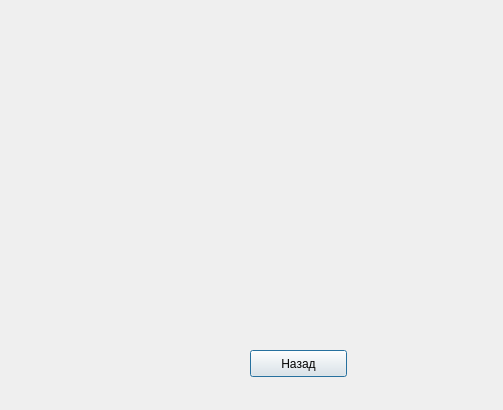
Qt form functionhelp.ui (spellanser/graphx) before a commit.
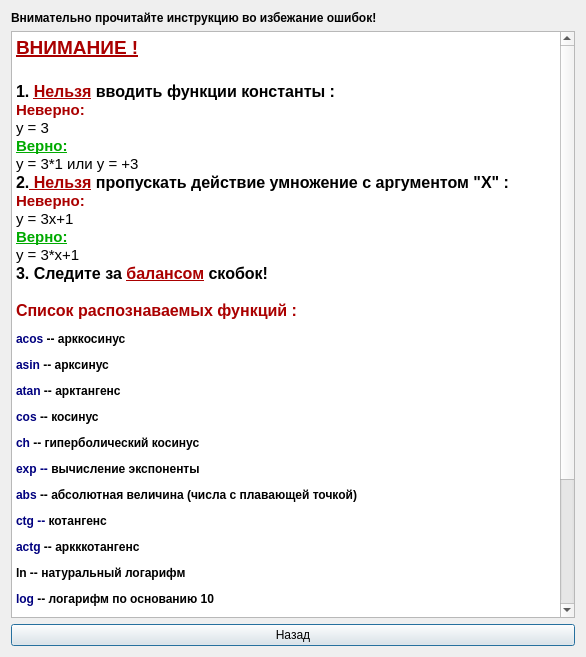
The same form after that commit. Icons and pictures are not drawn.

Diff of the .ui file:
```diff
--- a/functionhelp.ui
+++ b/functionhelp.ui
@@ -6,8 +6,8 @@
    <rect>
     <x>0</x>
     <y>0</y>
-    <width>503</width>
-    <height>410</height>
+    <width>586</width>
+    <height>657</height>
    </rect>
   </property>
   <property name="windowTitle">
@@ -17,19 +17,77 @@
    <iconset resource="res.qrc">
     <normaloff>:/Res/res/logo-steam.jpg</normaloff>:/Res/res/logo-steam.jpg</iconset>
   </property>
-  <widget class="QPushButton" name="pushButton">
-   <property name="geometry">
-    <rect>
-     <x>250</x>
-     <y>350</y>
-     <width>97</width>
-     <height>27</height>
-    </rect>
-   </property>
-   <property name="text">
-    <string>Назад</string>
-   </property>
-  </widget>
+  <layout class="QGridLayout" name="gridLayout">
+   <item row="0" column="0">
+    <widget class="QLabel" name="label">
+     <property name="font">
+      <font>
+       <weight>75</weight>
+       <bold>true</bold>
+      </font>
+     </property>
+     <property name="text">
+      <string>Внимательно прочитайте инструкцию во избежание ошибок!</string>
+     </property>
+    </widget>
+   </item>
+   <item row="1" column="0">
+    <widget class="QTextEdit" name="textEdit">
+     <property name="mouseTracking">
+      <bool>false</bool>
+     </property>
+     <property name="readOnly">
+      <bool>true</bool>
+     </property>
+     <property name="html">
+      <string>&lt;!DOCTYPE HTML PUBLIC &quot;-//W3C//DTD HTML 4.0//EN&quot; &quot;http://www.w3.org/TR/REC-html40/strict.dtd&quot;&gt;
+&lt;html&gt;&lt;head&gt;&lt;meta name=&quot;qrichtext&quot; content=&quot;1&quot; /&gt;&lt;style type=&quot;text/css&quot;&gt;
+p, li { white-space: pre-wrap; }
+&lt;/style&gt;&lt;/head&gt;&lt;body style=&quot; font-family:'Ubuntu'; font-size:11pt; font-weight:400; font-style:normal;&quot;&gt;
+&lt;p style=&quot; margin-top:0px; margin-bottom:0px; margin-left:0px; margin-right:0px; -qt-block-indent:0; text-indent:0px;&quot;&gt;&lt;span style=&quot; font-size:14pt; font-weight:600; text-decoration: underline; color:#aa0000;&quot;&gt;ВНИМАНИЕ !&lt;/span&gt;&lt;/p&gt;
+&lt;p style=&quot;-qt-paragraph-type:empty; margin-top:0px; margin-bottom:0px; margin-left:0px; margin-right:0px; -qt-block-indent:0; text-indent:0px; font-size:14pt; text-decoration: underline;&quot;&gt;&lt;/p&gt;
+&lt;p style=&quot; margin-top:0px; margin-bottom:0px; margin-left:0px; margin-right:0px; -qt-block-indent:0; text-indent:0px;&quot;&gt;&lt;span style=&quot; font-size:12pt; font-weight:600; color:#000000;&quot;&gt;1.&lt;/span&gt;&lt;span style=&quot; font-size:12pt; font-weight:600; color:#aa0000;&quot;&gt; &lt;/span&gt;&lt;span style=&quot; font-size:12pt; font-weight:600; text-decoration: underline; color:#aa0000;&quot;&gt;Нельзя&lt;/span&gt;&lt;span style=&quot; font-size:12pt; font-weight:600; color:#aa0000;&quot;&gt; &lt;/span&gt;&lt;span style=&quot; font-size:12pt; font-weight:600; color:#000000;&quot;&gt;вводить функции константы :&lt;/span&gt;&lt;/p&gt;
+&lt;p style=&quot; margin-top:0px; margin-bottom:0px; margin-left:0px; margin-right:0px; -qt-block-indent:0; text-indent:0px;&quot;&gt;&lt;span style=&quot; font-weight:600; color:#aa0000;&quot;&gt;Неверно:&lt;/span&gt;&lt;/p&gt;
+&lt;p style=&quot; margin-top:0px; margin-bottom:0px; margin-left:0px; margin-right:0px; -qt-block-indent:0; text-indent:0px;&quot;&gt;&lt;span style=&quot; color:#000000;&quot;&gt;y = 3 &lt;/span&gt;&lt;/p&gt;
+&lt;p style=&quot; margin-top:0px; margin-bottom:0px; margin-left:0px; margin-right:0px; -qt-block-indent:0; text-indent:0px;&quot;&gt;&lt;span style=&quot; font-weight:600; text-decoration: underline; color:#00aa00;&quot;&gt;Верно:&lt;/span&gt;&lt;/p&gt;
+&lt;p style=&quot; margin-top:0px; margin-bottom:0px; margin-left:0px; margin-right:0px; -qt-block-indent:0; text-indent:0px;&quot;&gt;&lt;span style=&quot; color:#000000;&quot;&gt;y = 3*1 или y = +3&lt;/span&gt;&lt;/p&gt;
+&lt;p style=&quot; margin-top:0px; margin-bottom:0px; margin-left:0px; margin-right:0px; -qt-block-indent:0; text-indent:0px;&quot;&gt;&lt;span style=&quot; font-size:12pt; font-weight:600; color:#000000;&quot;&gt;2.&lt;/span&gt;&lt;span style=&quot; font-size:12pt; font-weight:600; text-decoration: underline; color:#aa0000;&quot;&gt; Нельзя&lt;/span&gt;&lt;span style=&quot; font-size:12pt; font-weight:600; color:#aa0000;&quot;&gt; &lt;/span&gt;&lt;span style=&quot; font-size:12pt; font-weight:600; color:#000000;&quot;&gt;пропускать действие умножение с аргументом &amp;quot;X&amp;quot; :&lt;/span&gt;&lt;/p&gt;
+&lt;p style=&quot; margin-top:0px; margin-bottom:0px; margin-left:0px; margin-right:0px; -qt-block-indent:0; text-indent:0px;&quot;&gt;&lt;span style=&quot; font-weight:600; color:#aa0000;&quot;&gt;Неверно:&lt;/span&gt;&lt;/p&gt;
+&lt;p style=&quot; margin-top:0px; margin-bottom:0px; margin-left:0px; margin-right:0px; -qt-block-indent:0; text-indent:0px;&quot;&gt;&lt;span style=&quot; color:#000000;&quot;&gt;y = 3x+1&lt;/span&gt;&lt;/p&gt;
+&lt;p style=&quot; margin-top:0px; margin-bottom:0px; margin-left:0px; margin-right:0px; -qt-block-indent:0; text-indent:0px;&quot;&gt;&lt;span style=&quot; font-weight:600; text-decoration: underline; color:#00aa00;&quot;&gt;Верно:&lt;/span&gt;&lt;/p&gt;
+&lt;p style=&quot; margin-top:0px; margin-bottom:0px; margin-left:0px; margin-right:0px; -qt-block-indent:0; text-indent:0px;&quot;&gt;&lt;span style=&quot; color:#000000;&quot;&gt;y = 3*x+1&lt;/span&gt;&lt;/p&gt;
+&lt;p style=&quot; margin-top:0px; margin-bottom:0px; margin-left:0px; margin-right:0px; -qt-block-indent:0; text-indent:0px;&quot;&gt;&lt;span style=&quot; font-size:12pt; font-weight:600; color:#000000;&quot;&gt;3. Следите за &lt;/span&gt;&lt;span style=&quot; font-size:12pt; font-weight:600; text-decoration: underline; color:#aa0000;&quot;&gt;балансом&lt;/span&gt;&lt;span style=&quot; font-size:12pt; font-weight:600; color:#000000;&quot;&gt; скобок!&lt;/span&gt;&lt;/p&gt;
+&lt;p style=&quot;-qt-paragraph-type:empty; margin-top:0px; margin-bottom:0px; margin-left:0px; margin-right:0px; -qt-block-indent:0; text-indent:0px; color:#000000;&quot;&gt;&lt;/p&gt;
+&lt;p style=&quot; margin-top:0px; margin-bottom:0px; margin-left:0px; margin-right:0px; -qt-block-indent:0; text-indent:0px;&quot;&gt;&lt;span style=&quot; font-size:12pt; font-weight:600; color:#aa0000;&quot;&gt;Список распознаваемых функций :&lt;/span&gt;&lt;/p&gt;
+&lt;p style=&quot; margin-top:12px; margin-bottom:0px; margin-left:0px; margin-right:0px; -qt-block-indent:0; text-indent:0px;&quot;&gt;&lt;span style=&quot; font-family:'Courier New, monospace'; font-size:medium; font-weight:600; color:#00007f;&quot;&gt;acos&lt;/span&gt;&lt;span style=&quot; font-family:'Courier New, monospace'; font-size:medium; font-weight:600; color:#000000;&quot;&gt; -- арккосинус &lt;/span&gt;&lt;/p&gt;
+&lt;p style=&quot; margin-top:12px; margin-bottom:0px; margin-left:0px; margin-right:0px; -qt-block-indent:0; text-indent:0px;&quot;&gt;&lt;span style=&quot; font-family:'Courier New, monospace'; font-size:medium; font-weight:600; color:#00007f;&quot;&gt;asin&lt;/span&gt;&lt;span style=&quot; font-family:'Courier New, monospace'; font-size:medium; font-weight:600; color:#000000;&quot;&gt; -- арксинус &lt;/span&gt;&lt;/p&gt;
+&lt;p style=&quot; margin-top:12px; margin-bottom:0px; margin-left:0px; margin-right:0px; -qt-block-indent:0; text-indent:0px;&quot;&gt;&lt;span style=&quot; font-family:'Courier New, monospace'; font-size:medium; font-weight:600; color:#00007f;&quot;&gt;atan&lt;/span&gt;&lt;span style=&quot; font-family:'Courier New, monospace'; font-size:medium; font-weight:600; color:#000000;&quot;&gt; -- арктангенс&lt;/span&gt;&lt;/p&gt;
+&lt;p style=&quot; margin-top:12px; margin-bottom:0px; margin-left:0px; margin-right:0px; -qt-block-indent:0; text-indent:0px;&quot;&gt;&lt;span style=&quot; font-family:'Courier New, monospace'; font-size:medium; font-weight:600; color:#00007f;&quot;&gt;cos&lt;/span&gt;&lt;span style=&quot; font-family:'Courier New, monospace'; font-size:medium; font-weight:600; color:#000000;&quot;&gt; -- косинус&lt;/span&gt;&lt;/p&gt;
+&lt;p style=&quot; margin-top:12px; margin-bottom:0px; margin-left:0px; margin-right:0px; -qt-block-indent:0; text-indent:0px;&quot;&gt;&lt;span style=&quot; font-family:'Courier New, monospace'; font-size:medium; font-weight:600; color:#00007f;&quot;&gt;ch&lt;/span&gt;&lt;span style=&quot; font-family:'Courier New, monospace'; font-size:medium; font-weight:600; color:#000000;&quot;&gt; -- гиперболический косинус&lt;/span&gt;&lt;/p&gt;
+&lt;p style=&quot; margin-top:12px; margin-bottom:0px; margin-left:0px; margin-right:0px; -qt-block-indent:0; text-indent:0px;&quot;&gt;&lt;span style=&quot; font-family:'Courier New, monospace'; font-size:medium; font-weight:600; color:#00007f;&quot;&gt;exp --&lt;/span&gt;&lt;span style=&quot; font-family:'Courier New, monospace'; font-size:medium; font-weight:600; color:#000000;&quot;&gt; вычисление экспоненты&lt;/span&gt;&lt;/p&gt;
+&lt;p style=&quot; margin-top:12px; margin-bottom:0px; margin-left:0px; margin-right:0px; -qt-block-indent:0; text-indent:0px;&quot;&gt;&lt;span style=&quot; font-family:'Courier New, monospace'; font-size:medium; font-weight:600; color:#00007f;&quot;&gt;abs&lt;/span&gt;&lt;span style=&quot; font-family:'Courier New, monospace'; font-size:medium; font-weight:600; color:#000000;&quot;&gt; -- абсолютная величина (числа с плавающей точкой) &lt;/span&gt;&lt;/p&gt;
+&lt;p style=&quot; margin-top:12px; margin-bottom:0px; margin-left:0px; margin-right:0px; -qt-block-indent:0; text-indent:0px;&quot;&gt;&lt;span style=&quot; font-family:'Courier New, monospace'; font-size:medium; font-weight:600; color:#00007f;&quot;&gt;ctg -- &lt;/span&gt;&lt;span style=&quot; font-family:'Courier New, monospace'; font-size:medium; font-weight:600; color:#000000;&quot;&gt;котангенс&lt;/span&gt;&lt;/p&gt;
+&lt;p style=&quot; margin-top:12px; margin-bottom:0px; margin-left:0px; margin-right:0px; -qt-block-indent:0; text-indent:0px;&quot;&gt;&lt;span style=&quot; font-family:'Courier New, monospace'; font-size:medium; font-weight:600; color:#00007f;&quot;&gt;actg&lt;/span&gt;&lt;span style=&quot; font-family:'Courier New, monospace'; font-size:medium; font-weight:600; color:#000000;&quot;&gt; -- аркккотангенс&lt;/span&gt;&lt;/p&gt;
+&lt;p style=&quot; margin-top:12px; margin-bottom:0px; margin-left:0px; margin-right:0px; -qt-block-indent:0; text-indent:0px;&quot;&gt;&lt;span style=&quot; font-family:'Courier New, monospace'; font-size:medium; font-weight:600; color:#000000;&quot;&gt;ln -- натуральный логарифм&lt;/span&gt;&lt;/p&gt;
+&lt;p style=&quot; margin-top:12px; margin-bottom:0px; margin-left:0px; margin-right:0px; -qt-block-indent:0; text-indent:0px;&quot;&gt;&lt;span style=&quot; font-family:'Courier New, monospace'; font-size:medium; font-weight:600; color:#00007f;&quot;&gt;log&lt;/span&gt;&lt;span style=&quot; font-family:'Courier New, monospace'; font-size:medium; font-weight:600; color:#000000;&quot;&gt; -- логарифм по основанию 10 &lt;/span&gt;&lt;/p&gt;
+&lt;p style=&quot; margin-top:12px; margin-bottom:0px; margin-left:0px; margin-right:0px; -qt-block-indent:0; text-indent:0px;&quot;&gt;&lt;span style=&quot; font-family:'Courier New, monospace'; font-size:medium; font-weight:600; color:#00007f;&quot;&gt;cth&lt;/span&gt;&lt;span style=&quot; font-family:'Courier New, monospace'; font-size:medium; font-weight:600; color:#000000;&quot;&gt; -- гиперболический котангенс &lt;/span&gt;&lt;/p&gt;
+&lt;p style=&quot; margin-top:12px; margin-bottom:0px; margin-left:0px; margin-right:0px; -qt-block-indent:0; text-indent:0px;&quot;&gt;&lt;span style=&quot; font-family:'Courier New, monospace'; font-size:medium; font-weight:600; color:#00007f;&quot;&gt;sin&lt;/span&gt;&lt;span style=&quot; font-family:'Courier New, monospace'; font-size:medium; font-weight:600; color:#000000;&quot;&gt; -- синус&lt;/span&gt;&lt;/p&gt;
+&lt;p style=&quot; margin-top:12px; margin-bottom:0px; margin-left:0px; margin-right:0px; -qt-block-indent:0; text-indent:0px;&quot;&gt;&lt;span style=&quot; font-family:'Courier New, monospace'; font-size:medium; font-weight:600; color:#00007f;&quot;&gt;sh&lt;/span&gt;&lt;span style=&quot; font-family:'Courier New, monospace'; font-size:medium; font-weight:600; color:#000000;&quot;&gt; -- гиперболический синус&lt;/span&gt;&lt;/p&gt;
+&lt;p style=&quot; margin-top:12px; margin-bottom:0px; margin-left:0px; margin-right:0px; -qt-block-indent:0; text-indent:0px;&quot;&gt;&lt;span style=&quot; font-family:'Courier New, monospace'; font-size:medium; font-weight:600; color:#00007f;&quot;&gt;sqrt&lt;/span&gt;&lt;span style=&quot; font-family:'Courier New, monospace'; font-size:medium; font-weight:600; color:#000000;&quot;&gt; -- квадратный корень&lt;/span&gt;&lt;/p&gt;
+&lt;p style=&quot; margin-top:12px; margin-bottom:0px; margin-left:0px; margin-right:0px; -qt-block-indent:0; text-indent:0px;&quot;&gt;&lt;span style=&quot; font-family:'Courier New, monospace'; font-size:medium; font-weight:600; color:#00007f;&quot;&gt;tan&lt;/span&gt;&lt;span style=&quot; font-family:'Courier New, monospace'; font-size:medium; font-weight:600; color:#000000;&quot;&gt; -- тангенс&lt;/span&gt;&lt;/p&gt;
+&lt;p style=&quot; margin-top:12px; margin-bottom:0px; margin-left:0px; margin-right:0px; -qt-block-indent:0; text-indent:0px;&quot;&gt;&lt;span style=&quot; font-family:'Courier New, monospace'; font-size:medium; font-weight:600; color:#00007f;&quot;&gt;th&lt;/span&gt;&lt;span style=&quot; font-family:'Courier New, monospace'; font-size:medium; font-weight:600; color:#000000;&quot;&gt; -- гиперболический тангенс &lt;/span&gt;&lt;/p&gt;
+&lt;p style=&quot;-qt-paragraph-type:empty; margin-top:0px; margin-bottom:0px; margin-left:0px; margin-right:0px; -qt-block-indent:0; text-indent:0px;&quot;&gt;&lt;/p&gt;&lt;/body&gt;&lt;/html&gt;</string>
+     </property>
+    </widget>
+   </item>
+   <item row="2" column="0">
+    <widget class="QPushButton" name="pushButton">
+     <property name="text">
+      <string>Назад</string>
+     </property>
+    </widget>
+   </item>
+  </layout>
  </widget>
  <resources>
   <include location="res.qrc"/>
```
